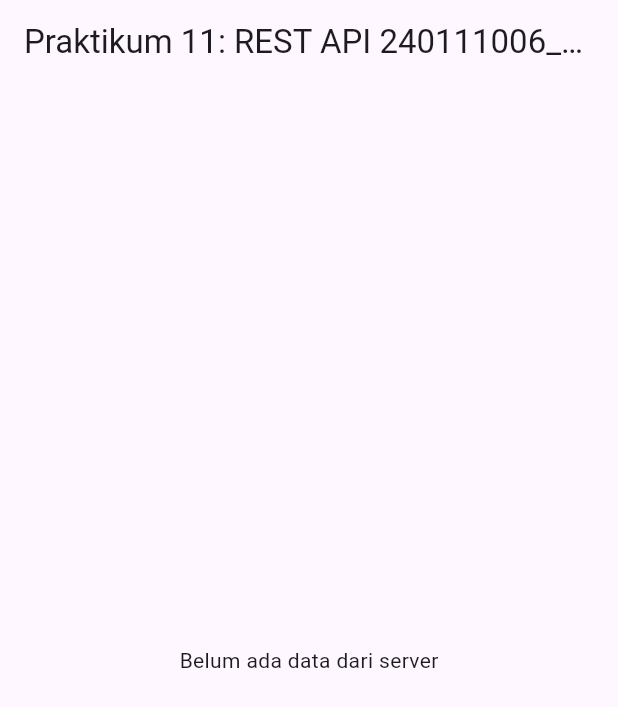
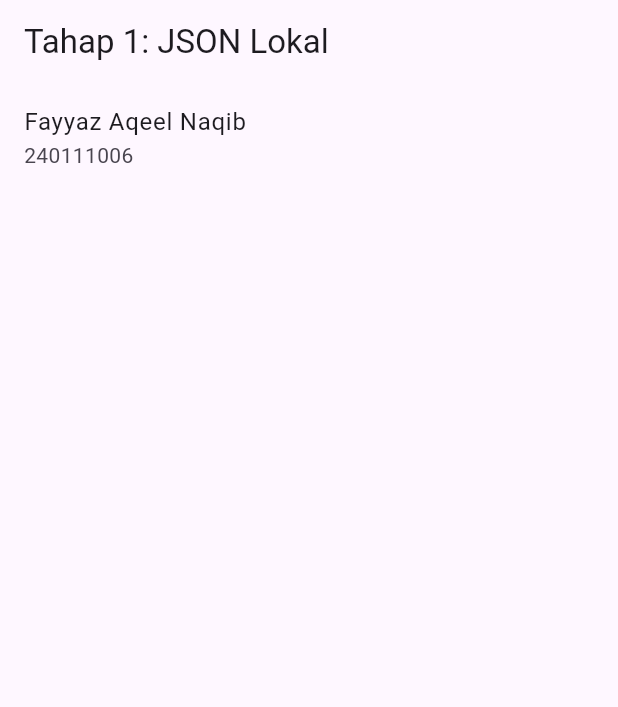
Before and after one commit to papoyy88/praktikum11-rest-api-flutter, a Flutter app: the screen it shows after launch, on a phone screen of 412 x 824 dp. Shown: the top 707 px of the screen. Run offline on Flutter 3.47's test engine with Material 3 defaults, Android fonts, the phone set to English and light mode, and no system bars.

Commit message:
feat(tahap-1): parsing JSON lokal dengan jsonDecode dan eksperimen ubah title/body

```diff
--- a/lib/main.dart
+++ b/lib/main.dart
@@ -1,10 +1,15 @@
+import 'dart:convert';
 import 'package:flutter/material.dart';
 void main() => runApp(const MaterialApp(home: PostPage()));
 class PostPage extends StatelessWidget {
   const PostPage({super.key});
   @override
-  Widget build(BuildContext context) => Scaffold(
-    appBar: AppBar(title: const Text('Praktikum 11: REST API 240111006_Fayyaz Aqeel Naqib')),
-    body: const Center(child: Text('Belum ada data dari server')),
-  );
+  Widget build(BuildContext context) {
+    const raw = '{"userId": 1, "id": 101, "title": "Fayyaz Aqeel Naqib", "body": "240111006"}';
+    final data = jsonDecode(raw) as Map<String, dynamic>;
+    return Scaffold(
+      appBar: AppBar(title: const Text('Tahap 1: JSON Lokal')),
+      body: ListTile(title: Text(data['title'] as String), subtitle: Text(data['body'] as String)),
+    );
+  }
 }
```
